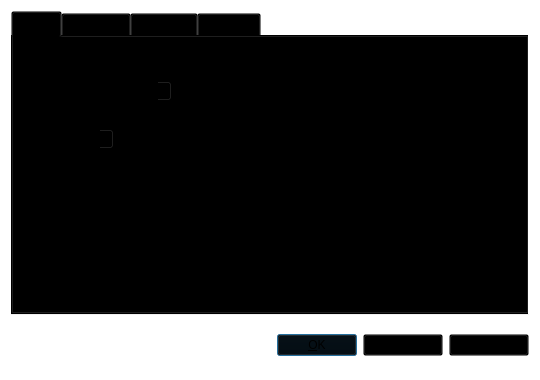
The window that src/qt/forms/optionsdialog.ui (toacoin/TOA) describes before a commit, drawn with Qt 5.
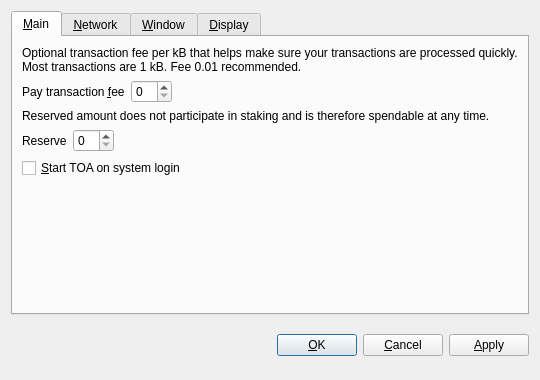
The same window after the commit. Custom widgets are drawn as their Qt base class.

```diff
--- a/src/qt/forms/optionsdialog.ui
+++ b/src/qt/forms/optionsdialog.ui
@@ -14,7 +14,7 @@
    <string>Options</string>
   </property>
   <property name="styleSheet">
-   <string notr="true">background: transparent;</string>
+   <string notr="true"/>
   </property>
   <property name="modal">
    <bool>true</bool>
```
